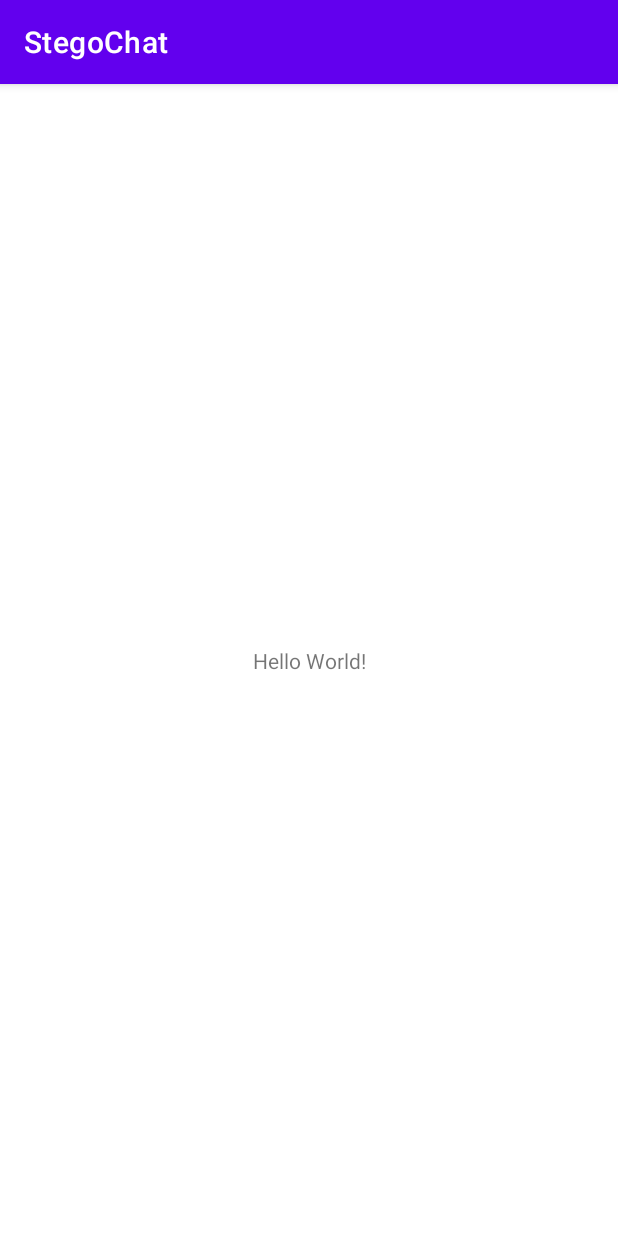
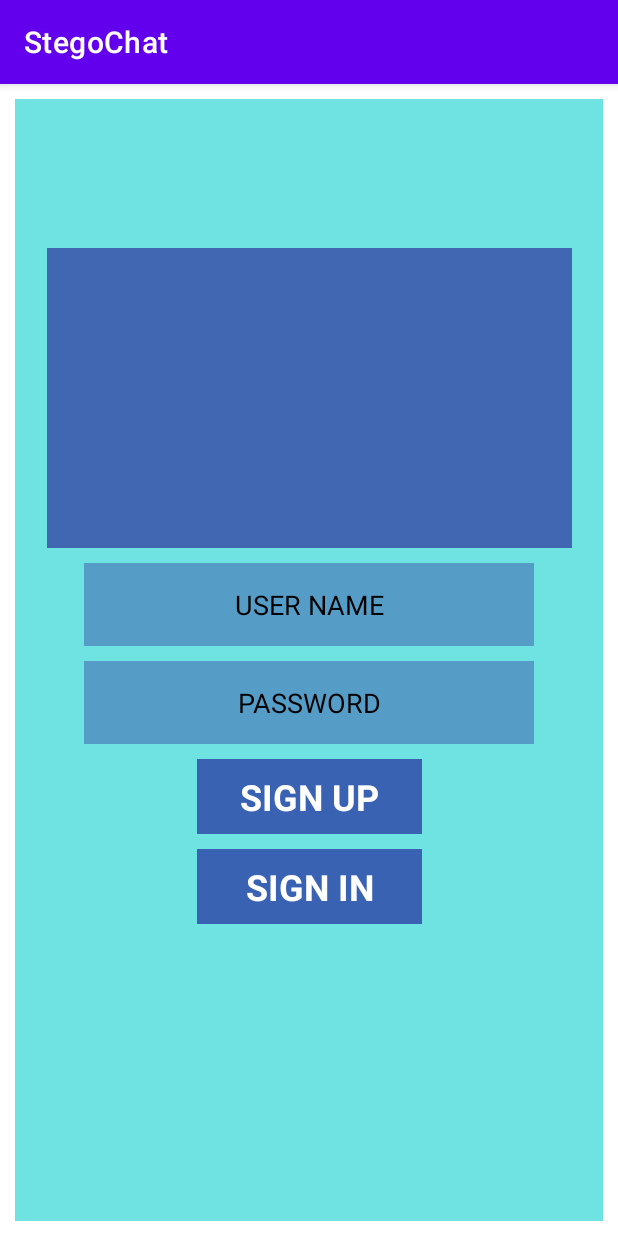
Before and after one commit to tarik-yildiz/stegochat, an Android app: the screen it shows after launch (MainActivity), on a phone screen of 412 x 824 dp. Run offline under Robolectric (Android 15) with nearby library versions, the phone set to English and light mode, and no system bars.

Commit message:
sign up page edited.(temporary background colors)

```diff
--- a/app/src/main/res/layout/activity_main.xml
+++ b/app/src/main/res/layout/activity_main.xml
@@ -6,13 +6,127 @@
     android:layout_height="match_parent"
     tools:context=".MainActivity">
 
-    <TextView
-        android:layout_width="wrap_content"
-        android:layout_height="wrap_content"
-        android:text="Hello World!"
+    <androidx.constraintlayout.widget.ConstraintLayout
+        android:background="#9000cccc"
+        android:layout_width="match_parent"
+        android:layout_height="match_parent"
+        android:layout_margin="10dp"
         app:layout_constraintBottom_toBottomOf="parent"
         app:layout_constraintEnd_toEndOf="parent"
         app:layout_constraintStart_toStartOf="parent"
-        app:layout_constraintTop_toTopOf="parent" />
+        app:layout_constraintTop_toTopOf="parent">
 
+        <ImageView
+            android:id="@+id/imageViewLogo"
+            android:layout_width="350dp"
+            android:layout_height="200dp"
+            android:layout_margin="99dp"
+            android:background="#4267B2"
+            app:layout_constraintEnd_toEndOf="parent"
+            app:layout_constraintStart_toStartOf="parent"
+            app:layout_constraintTop_toTopOf="parent" />
+
+        <androidx.constraintlayout.widget.ConstraintLayout
+            android:id="@+id/constraintLayoutUserName"
+            android:layout_width="300dp"
+            android:layout_height="55dp"
+            android:layout_marginTop="10dp"
+            android:background="#904267B2"
+            app:layout_constraintEnd_toEndOf="parent"
+            app:layout_constraintStart_toStartOf="parent"
+            app:layout_constraintTop_toBottomOf="@+id/imageViewLogo"
+            tools:ignore="MissingConstraints">
+
+            <EditText
+                android:id="@+id/editTextUserName"
+                android:layout_width="match_parent"
+                android:layout_height="match_parent"
+                android:background="@null"
+                android:digits="1234567890abcdefghijklmnopqrstuvwxyzABCDEFGHIJKLMNOPQRSTUVWXYZ"
+                android:gravity="center"
+                android:hint="USER NAME"
+                android:inputType="text"
+                android:textColorHint="#000000" />
+
+        </androidx.constraintlayout.widget.ConstraintLayout>
+
+
+        <androidx.constraintlayout.widget.ConstraintLayout
+            android:id="@+id/constraintLayoutPassword"
+            android:layout_width="300dp"
+            android:layout_height="55dp"
+            android:layout_marginTop="10dp"
+            android:background="#904267B2"
+            app:layout_constraintEnd_toEndOf="parent"
+            app:layout_constraintStart_toStartOf="parent"
+            app:layout_constraintTop_toBottomOf="@+id/constraintLayoutUserName"
+            tools:ignore="MissingConstraints">
+
+            <EditText
+                android:id="@+id/editTextPasswordLogin"
+                android:layout_width="match_parent"
+                android:layout_height="match_parent"
+                android:background="@null"
+                android:gravity="center"
+                android:hint="PASSWORD"
+                android:inputType="textPassword"
+                android:textColorHint="#000000" />
+
+        </androidx.constraintlayout.widget.ConstraintLayout>
+
+
+        <androidx.constraintlayout.widget.ConstraintLayout
+            android:id="@+id/constraintLayoutSignUp"
+
+            android:layout_width="150dp"
+            android:layout_height="50dp"
+            android:layout_marginTop="10dp"
+            android:background="#90100090"
+            android:clickable="true"
+            app:layout_constraintEnd_toEndOf="parent"
+            app:layout_constraintStart_toStartOf="parent"
+            app:layout_constraintTop_toBottomOf="@+id/constraintLayoutPassword">
+
+            <TextView
+                android:layout_width="wrap_content"
+                android:layout_height="wrap_content"
+                android:gravity="center"
+                android:text="SIGN UP"
+                android:textColor="#ffffff"
+                android:textSize="24sp"
+                android:textStyle="bold"
+                app:layout_constraintBottom_toBottomOf="parent"
+                app:layout_constraintEnd_toEndOf="parent"
+                app:layout_constraintStart_toStartOf="parent"
+                app:layout_constraintTop_toTopOf="parent"
+                tools:ignore="MissingConstraints" />
+
+        </androidx.constraintlayout.widget.ConstraintLayout> <androidx.constraintlayout.widget.ConstraintLayout
+        android:id="@+id/constraintLayoutSignIn"
+
+        android:layout_width="150dp"
+        android:layout_height="50dp"
+        android:layout_marginTop="10dp"
+        android:background="#90100090"
+        android:clickable="true"
+        app:layout_constraintEnd_toEndOf="parent"
+        app:layout_constraintStart_toStartOf="parent"
+        app:layout_constraintTop_toBottomOf="@+id/constraintLayoutSignUp">
+
+        <TextView
+            android:layout_width="wrap_content"
+            android:layout_height="wrap_content"
+            android:gravity="center"
+            android:text="SIGN IN"
+            android:textColor="#ffffff"
+            android:textSize="24sp"
+            android:textStyle="bold"
+            app:layout_constraintBottom_toBottomOf="parent"
+            app:layout_constraintEnd_toEndOf="parent"
+            app:layout_constraintStart_toStartOf="parent"
+            app:layout_constraintTop_toTopOf="parent"
+            tools:ignore="MissingConstraints" />
+
+    </androidx.constraintlayout.widget.ConstraintLayout>
+    </androidx.constraintlayout.widget.ConstraintLayout>
 </androidx.constraintlayout.widget.ConstraintLayout>
```
